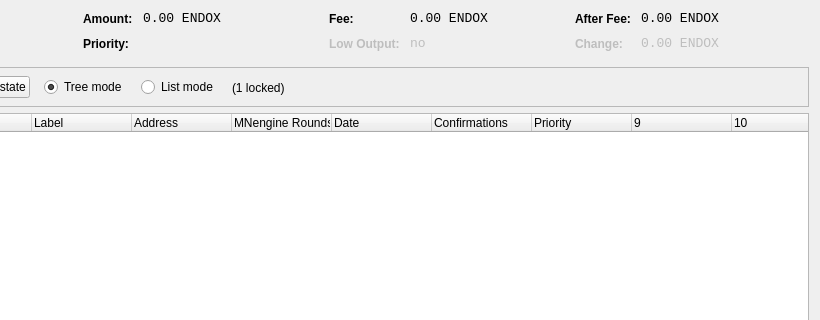
Old version of the form src/qt/forms/coincontroldialog.ui in the repository SaltineChips/KatzCoin; both pictures show x 180 to 1000 and y 0 to 320 of the 1000 by 500 pixel window.
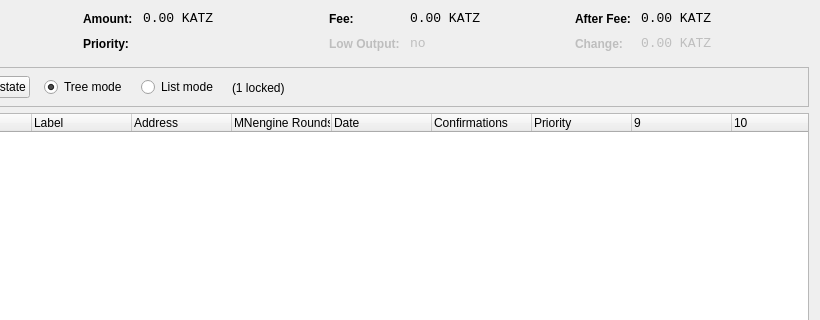
New version of the form. Custom widgets are drawn as their Qt base class.

Commit message:
Katz-Coin
-Instant TX
-BMW512
-VRX
-Gui User Options
-Masternodes
-More.

The edit to the form file:
```diff
--- a/src/qt/forms/coincontroldialog.ui
+++ b/src/qt/forms/coincontroldialog.ui
@@ -144,7 +144,7 @@
           <enum>Qt::ActionsContextMenu</enum>
          </property>
          <property name="text">
-          <string notr="true">0.00 ENDOX</string>
+          <string notr="true">0.00 KATZ</string>
          </property>
          <property name="textInteractionFlags">
           <set>Qt::LinksAccessibleByMouse|Qt::TextSelectableByKeyboard|Qt::TextSelectableByMouse</set>
@@ -224,7 +224,7 @@
           <enum>Qt::ActionsContextMenu</enum>
          </property>
          <property name="text">
-          <string notr="true">0.00 ENDOX</string>
+          <string notr="true">0.00 KATZ</string>
          </property>
          <property name="textInteractionFlags">
           <set>Qt::LinksAccessibleByMouse|Qt::TextSelectableByKeyboard|Qt::TextSelectableByMouse</set>
@@ -310,7 +310,7 @@
           <enum>Qt::ActionsContextMenu</enum>
          </property>
          <property name="text">
-          <string notr="true">0.00 ENDOX</string>
+          <string notr="true">0.00 KATZ</string>
          </property>
          <property name="textInteractionFlags">
           <set>Qt::LinksAccessibleByMouse|Qt::TextSelectableByKeyboard|Qt::TextSelectableByMouse</set>
@@ -348,7 +348,7 @@
           <enum>Qt::ActionsContextMenu</enum>
          </property>
          <property name="text">
-          <string notr="true">0.00 ENDOX</string>
+          <string notr="true">0.00 KATZ</string>
          </property>
          <property name="textInteractionFlags">
           <set>Qt::LinksAccessibleByMouse|Qt::TextSelectableByKeyboard|Qt::TextSelectableByMouse</set>
```
The commit also changes 285 other files.
